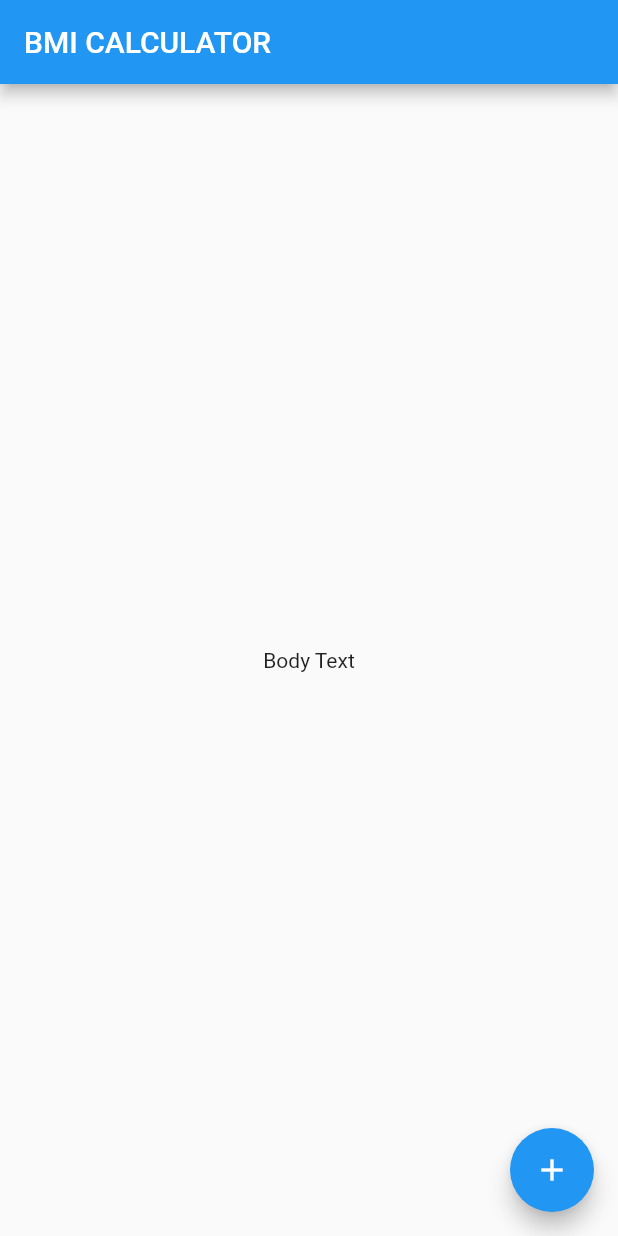
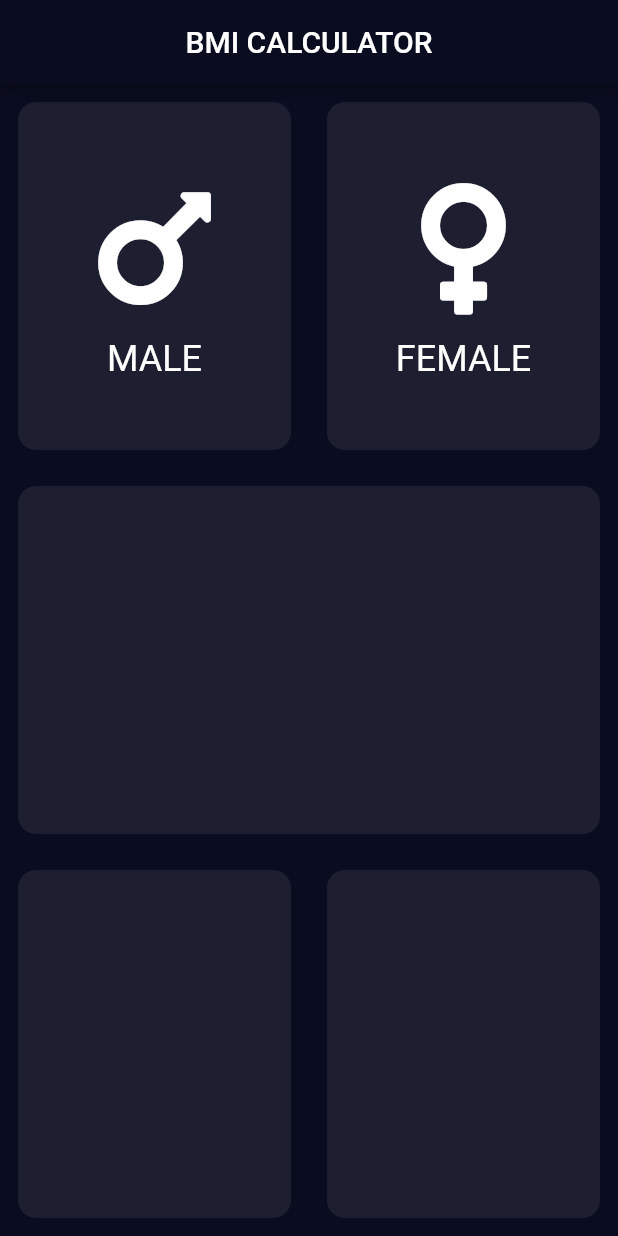
Before and after one commit to thunder775/day_8_starter, a Flutter app: the screen it shows after launch, on a phone screen of 412 x 824 dp. Run offline on Flutter 3.47's test engine with Material 2 defaults, Android fonts, the phone set to English and light mode, and no system bars; our stand-ins replace font_awesome_flutter.

Commit message:
BMI PART 1

```diff
--- /dev/null
+++ b/lib/input_page.dart
@@ -0,0 +1,92 @@
+import 'package:flutter/material.dart';
+import 'package:font_awesome_flutter/font_awesome_flutter.dart';
+
+class InputPage extends StatefulWidget {
+  @override
+  _InputPageState createState() => _InputPageState();
+}
+
+class _InputPageState extends State<InputPage> {
+
+  @override
+  Widget build(BuildContext context) {
+    return Scaffold(
+      appBar: AppBar(
+        title: Text('BMI CALCULATOR'),
+        centerTitle: true,
+      ),
+      body: Column(
+        children: <Widget>[
+          Expanded(
+            child: Row(
+              children: <Widget>[
+                Expanded(
+                  child: ReusableCard(
+                    child: Column(
+                      mainAxisSize: MainAxisSize.max,
+                      mainAxisAlignment: MainAxisAlignment.center,
+                      children: <Widget>[
+                        Icon(FontAwesomeIcons.mars, size: 100,),
+                        SizedBox(height: 10,),
+                        Text('MALE', style: TextStyle(fontSize: 24),)
+                      ],
+                    ),
+                  ),
+                ),
+                Expanded(
+                  child: ReusableCard(
+                    child: Column(
+                      mainAxisSize: MainAxisSize.max,
+                      mainAxisAlignment: MainAxisAlignment.center,
+                      children: <Widget>[
+                        Icon(FontAwesomeIcons.venus, size: 100,),
+                        SizedBox(height: 10,),
+                        Text('FEMALE', style: TextStyle(fontSize: 24),)
+                      ],
+                    ),
+                  ),
+                )
+              ],
+            ),
+          ),
+          Expanded(
+            child: ReusableCard(),
+          ),
+          Expanded(
+            child: Row(
+              children: <Widget>[
+                Expanded(
+                  child: ReusableCard(),
+                ),
+                Expanded(
+                  child: ReusableCard(),
+                )
+              ],
+            ),
+          ),
+        ],
+      ),
+    );
+  }
+}
+
+class ReusableCard extends StatelessWidget {
+  final Color color;
+  final Widget child;
+
+  ReusableCard({this.color = const Color(0xFF1D1F31), this.child});
+
+  @override
+  Widget build(BuildContext context) {
+    return Container(
+      margin: EdgeInsets.all(12),
+      decoration: BoxDecoration(
+        color: color,
+        borderRadius: BorderRadius.all(
+          Radius.circular(12),
+        ),
+      ),
+      child: child,
+    );
+  }
+}
--- a/lib/main.dart
+++ b/lib/main.dart
@@ -1,3 +1,4 @@
+import 'package:day_8_starter/input_page.dart';
 import 'package:flutter/material.dart';
 
 void main() => runApp(BMICalculator());
@@ -7,27 +8,11 @@ class BMICalculator extends StatelessWidget {
   Widget build(BuildContext context) {
     return MaterialApp(
       home: InputPage(),
-    );
-  }
-}
-
-class InputPage extends StatefulWidget {
-  @override
-  _InputPageState createState() => _InputPageState();
-}
-
-class _InputPageState extends State<InputPage> {
-  @override
-  Widget build(BuildContext context) {
-    return Scaffold(
-      appBar: AppBar(
-        title: Text('BMI CALCULATOR'),
-      ),
-      body: Center(
-        child: Text('Body Text'),
-      ),
-      floatingActionButton: FloatingActionButton(
-        child: Icon(Icons.add),
+      debugShowCheckedModeBanner: false,
+      theme: ThemeData.dark().copyWith(
+        primaryColor: Color(0xFF0A0D20),
+        scaffoldBackgroundColor: Color(0xFF0A0D20),
+        accentColor: Color(0xFFEA1556)// TO be pinkish shade
       ),
     );
   }
--- a/pubspec.yaml
+++ b/pubspec.yaml
@@ -23,6 +23,7 @@ dependencies:
   # The following adds the Cupertino Icons font to your application.
   # Use with the CupertinoIcons class for iOS style icons.
   cupertino_icons: ^0.1.2
+  font_awesome_flutter: ^8.5.0
 
 dev_dependencies:
   flutter_test:
```
Also changed, not shown: pubspec.lock.
